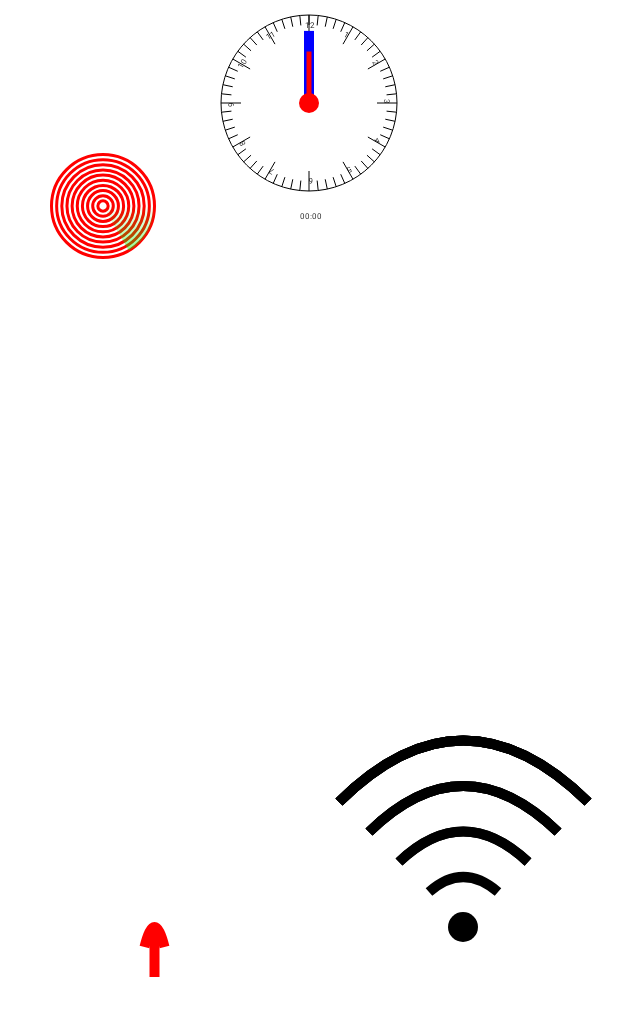
After one commit to xbzl123/MyMusicPlayer, an Android app: the layout custom_view_fragment.xml on its own in the app's theme, with its tools: preview values and no code run, on a phone screen of 412 x 824 dp. The commit adds this screen. Shown: the top 1016 px of the screen. Run offline under Robolectric (Android 15) with nearby library versions, the phone set to English and light mode, and no system bars.

Commit message:
feat:增加自定义控件页面

```diff
--- a/app/src/main/java/com/example/mymusicplayer/MainActivity.kt
+++ b/app/src/main/java/com/example/mymusicplayer/MainActivity.kt
@@ -9,6 +9,7 @@ import androidx.lifecycle.Observer
 import com.blankj.utilcode.util.Utils
 import com.bugrui.buslib.LiveDataBus
 import com.example.mymusicplayer.databinding.MainActivityBinding
+import com.example.mymusicplayer.ui.custom.CustomViewFragment
 import com.example.mymusicplayer.ui.main.MainFragment
 import com.example.mymusicplayer.ui.music.MusicFragment
 
@@ -35,6 +36,10 @@ class MainActivity : AppCompatActivity() {
                 supportFragmentManager.beginTransaction()
                     .replace(R.id.container, MusicFragment.newInstance())
                     .commitNow()
+            }else if (it?.equals("custom") == true){
+                supportFragmentManager.beginTransaction()
+                    .replace(R.id.container, CustomViewFragment.newInstance())
+                    .commitNow()
             }else{
                 supportFragmentManager.beginTransaction()
                     .replace(R.id.container, MainFragment.newInstance())
--- a/app/src/main/java/com/example/mymusicplayer/custonview/Clock.kt
+++ b/app/src/main/java/com/example/mymusicplayer/custonview/Clock.kt
@@ -8,6 +8,7 @@ import android.util.AttributeSet
 import android.util.Log
 import android.view.View
 import io.reactivex.Observable
+import io.reactivex.schedulers.Schedulers
 import java.util.concurrent.TimeUnit
 
 class Clock @JvmOverloads constructor(
@@ -15,6 +16,7 @@ class Clock @JvmOverloads constructor(
 ) : View(context, attrs, defStyleAttr) {
 
     var size: Int = 0
+    val padding = 15f
 
     override fun onMeasure(widthMeasureSpec: Int, heightMeasureSpec: Int) {
         super.onMeasure(widthMeasureSpec, heightMeasureSpec)
@@ -25,23 +27,24 @@ class Clock @JvmOverloads constructor(
         super.onDraw(canvas)
         var paintBg = Paint()
         paintBg.color = Color.BLACK
-        paintBg.strokeWidth = 3f
+        paintBg.strokeWidth = (size/400).toFloat()
         paintBg.style = Paint.Style.STROKE
-        canvas?.drawCircle((size/2).toFloat(),(size/2).toFloat(),(size/2).toFloat(),paintBg)
+        canvas?.drawCircle((size/2).toFloat(),(size/2).toFloat(),(size/2).toFloat() - padding,paintBg)
 
         for (i in 0..60){
+
             canvas?.save()
             Log.e("onDraw","rotate  i = "+i)
             canvas?.rotate(6f*i,(size/2).toFloat(),(size/2).toFloat())
             var temp:Float
             if(i > 0 && i%5==0){
-                temp = 20f
-                paintBg.textSize = 40f
-                canvas?.drawText((i/5).toString(),(size/2).toFloat()-20,(size/15).toFloat(),paintBg)
+                temp = 20f + padding
+                paintBg.textSize = (size/25).toFloat()
+                canvas?.drawText((i/5).toString(),(size/2 - size/50).toFloat(),(size/15).toFloat()+padding,paintBg)
             }else{
-                temp = 10f
+                temp = 10f + padding
             }
-            canvas?.drawLine((size/2).toFloat(),0f, (size/2).toFloat(), temp,paintBg)
+            canvas?.drawLine((size/2).toFloat(),padding, (size/2).toFloat(), temp,paintBg)
             canvas?.restore()
         }
 
@@ -64,13 +67,30 @@ class Clock @JvmOverloads constructor(
         canvas?.drawLine((size/2).toFloat(),(size*0.25).toFloat(), (size/2).toFloat(), (size/2).toFloat(),paintM)
         canvas?.restore()
 
+        val min = progress / 60
+        val sec = progress % 60
+        var minValue = ""
+        var secValue = ""
+
+        minValue = if (min < 10){
+            "0$min"
+        }else {
+            min.toString()
+        }
+        secValue = if (sec < 10){
+            "0$sec"
+        }else {
+            sec.toString()
+        }
+        val timeValue = "$minValue:$secValue"
+        canvas?.drawText(timeValue,(size/2.2).toFloat(),(size + size/15).toFloat(),paintBg)
+
     }
     fun startAnimationRatotion() {
-        Observable.interval(0, 100, TimeUnit.MILLISECONDS).subscribe(
-            {
+        Observable.interval(0, 1000, TimeUnit.MILLISECONDS)
+            .subscribeOn(Schedulers.io()).subscribe {
                 progress++
                 invalidate()
             }
-        )
     }
 }
--- a/app/src/main/java/com/example/mymusicplayer/custonview/RadarView.kt
+++ b/app/src/main/java/com/example/mymusicplayer/custonview/RadarView.kt
@@ -7,6 +7,7 @@ import android.util.Log
 import android.view.View
 import androidx.databinding.Observable
 import io.reactivex.functions.Consumer
+import io.reactivex.schedulers.Schedulers
 import java.util.concurrent.TimeUnit
 
 class RadarView @JvmOverloads constructor(
@@ -49,7 +50,8 @@ class RadarView @JvmOverloads constructor(
     }
 
     fun startAnimationScan(){
-        io.reactivex.Observable.interval(0,50/speed,TimeUnit.MILLISECONDS).subscribe(
+        io.reactivex.Observable.interval(0,50/speed,TimeUnit.MILLISECONDS)
+            .subscribeOn(Schedulers.io()).subscribe(
             {
                 startAngle = it*3.6f
                 invalidate()
--- a/app/src/main/java/com/example/mymusicplayer/custonview/StatisticRingChart.kt
+++ b/app/src/main/java/com/example/mymusicplayer/custonview/StatisticRingChart.kt
@@ -8,6 +8,7 @@ import android.view.MotionEvent
 import android.view.View
 import io.reactivex.Observable
 import io.reactivex.disposables.Disposable
+import io.reactivex.schedulers.Schedulers
 import java.util.concurrent.TimeUnit
 
 
@@ -127,7 +128,7 @@ class StatisticRingChart @JvmOverloads constructor(
                 isRotate = true
                 var stopValue = 1.00f
                 Observable.interval(0, 20, TimeUnit.MILLISECONDS)
-                    .doOnSubscribe {
+                    .subscribeOn(Schedulers.io()).doOnSubscribe {
                        dispose =  it
                     }.subscribe(
                     {//转动缓慢减速
--- a/app/src/main/java/com/example/mymusicplayer/custonview/WifiScan.kt
+++ b/app/src/main/java/com/example/mymusicplayer/custonview/WifiScan.kt
@@ -4,6 +4,8 @@ import android.content.Context
 import android.graphics.*
 import android.util.AttributeSet
 import android.view.View
+import io.reactivex.disposables.Disposable
+import io.reactivex.schedulers.Schedulers
 import java.util.concurrent.TimeUnit
 
 class WifiScan @JvmOverloads constructor(
@@ -23,31 +25,43 @@ class WifiScan @JvmOverloads constructor(
             var paint = Paint()
             paint.color = Color.BLACK
             paint.style = Paint.Style.STROKE
-            paint.strokeWidth = 30f
+            paint.strokeWidth = (size/30).toFloat()
 
             //画贝赛尔曲线
             var path = Path()
+            if (step != -1){
                 for (i in 0..4){
                     if(step == i){
                         continue
                     }
                     //设置起点
-                path.moveTo(0f+(i*100f),(size/2).toFloat()+(i*100f))
+                    path.moveTo(0f+(i*(size/10).toFloat()),(size/2).toFloat()+(i*(size/10).toFloat()))
                     //设置控制点和终点
-                path.quadTo((size/2).toFloat(),0f+(i*200f),size.toFloat()-(i*100f),(size/2).toFloat()+(i*100f))
+                    path.quadTo((size/2).toFloat(),0f+(i*(size/5).toFloat()),size.toFloat()-(i*(size/10).toFloat()),(size/2).toFloat()+(i*(size/10).toFloat()))
                     it?.drawPath(path,paint)
                 }
+            }
             paint.style = Paint.Style.FILL
-            it?.drawCircle((size/2).toFloat(),size.toFloat(),50f,paint)
+            it?.drawCircle((size/2).toFloat(),size.toFloat(),(size/20).toFloat(),paint)
         }
     }
 
+    lateinit var disposable:Disposable
     fun startAnimationScan(){
-        io.reactivex.Observable.interval(0,500, TimeUnit.MILLISECONDS).subscribe(
-            {
+        disposable = io.reactivex.Observable.interval(0, 500, TimeUnit.MILLISECONDS)
+            .subscribeOn(Schedulers.io()).subscribe {
             step = (it % 5).toInt()
             invalidate()
         }
-        )
+    }
+
+    fun stopAnimationScan(isSuccess:Boolean){
+        if(isSuccess){
+            step = 5
+        } else{
+            step = -1
+        }
+        invalidate()
+        disposable.dispose()
     }
 }
--- /dev/null
+++ b/app/src/main/res/layout/custom_view_fragment.xml
@@ -0,0 +1,66 @@
+<?xml version="1.0" encoding="utf-8"?>
+<layout xmlns:android="http://schemas.android.com/apk/res/android"
+    xmlns:tools="http://schemas.android.com/tools">
+
+    <data>
+
+    </data>
+
+    <androidx.appcompat.widget.LinearLayoutCompat
+        android:layout_width="match_parent"
+        android:layout_height="match_parent"
+        android:orientation="vertical"
+        tools:context=".ui.custom.CustomViewFragment">
+        <androidx.appcompat.widget.LinearLayoutCompat
+            android:layout_width="wrap_content"
+            android:layout_height="0dp"
+            android:layout_weight="1"
+            android:orientation="horizontal">
+            <com.example.mymusicplayer.custonview.RadarView
+                android:id="@+id/radarview"
+                android:layout_width="0dp"
+                android:layout_height="wrap_content"
+                android:layout_weight="1">
+
+            </com.example.mymusicplayer.custonview.RadarView>
+
+            <com.example.mymusicplayer.custonview.Clock
+                android:id="@+id/clock"
+                android:layout_width="0dp"
+                android:layout_height="wrap_content"
+                android:layout_weight="1">
+            </com.example.mymusicplayer.custonview.Clock>
+
+            <com.example.mymusicplayer.custonview.Fan
+                android:id="@+id/fan"
+                android:layout_width="0dp"
+                android:layout_height="wrap_content"
+                android:layout_weight="1">
+            </com.example.mymusicplayer.custonview.Fan>
+
+        </androidx.appcompat.widget.LinearLayoutCompat>
+
+        <androidx.appcompat.widget.LinearLayoutCompat
+            android:layout_width="wrap_content"
+            android:layout_height="0dp"
+            android:layout_weight="1"
+            android:orientation="horizontal">
+            <com.example.mymusicplayer.custonview.StatisticRingChart
+                android:id="@+id/statistfan"
+                android:layout_width="0dp"
+                android:layout_height="wrap_content"
+                android:layout_weight="1">
+
+            </com.example.mymusicplayer.custonview.StatisticRingChart>
+
+            <com.example.mymusicplayer.custonview.WifiScan
+                android:id="@+id/wifiscan"
+                android:layout_width="0dp"
+                android:layout_height="wrap_content"
+                android:layout_weight="1">
+            </com.example.mymusicplayer.custonview.WifiScan>
+
+        </androidx.appcompat.widget.LinearLayoutCompat>
+
+    </androidx.appcompat.widget.LinearLayoutCompat>
+</layout>
--- a/gradle.properties
+++ b/gradle.properties
@@ -6,7 +6,7 @@
 # http://www.gradle.org/docs/current/userguide/build_environment.html
 # Specifies the JVM arguments used for the daemon process.
 # The setting is particularly useful for tweaking memory settings.
-org.gradle.jvmargs=-Xmx2048m -Dfile.encoding=UTF-8
+org.gradle.jvmargs=-Xmx4096m -Dfile.encoding=UTF-8
 # When configured, Gradle will run in incubating parallel mode.
 # This option should only be used with decoupled projects. More details, visit
 # http://www.gradle.org/docs/current/userguide/multi_project_builds.html#sec:decoupled_projects
```
Also changed, not shown: RSConfig/build.gradle (added, +9 -0 lines), app/build.gradle (+3 -4 lines), app/src/main/java/com/example/mymusicplayer/custonview/Fan.kt (+5 -5 lines), app/src/main/java/com/example/mymusicplayer/ui/custom/CustomViewFragment.kt (added, +48 -0 lines), app/src/main/java/com/example/mymusicplayer/ui/custom/CustomViewViewModel.kt (added, +7 -0 lines), app/src/main/java/com/example/mymusicplayer/ui/main/MainFragment.kt (+42 -48 lines), app/src/main/java/com/example/mymusicplayer/ui/main/MainViewModel.kt (+9 -0 lines), app/src/main/res/layout/main_fragment.xml (+10 -11 lines), build.gradle (+9 -1 lines), settings.gradle (line endings or trailing spaces). Lines whose indentation alone changed are shown as unchanged.
